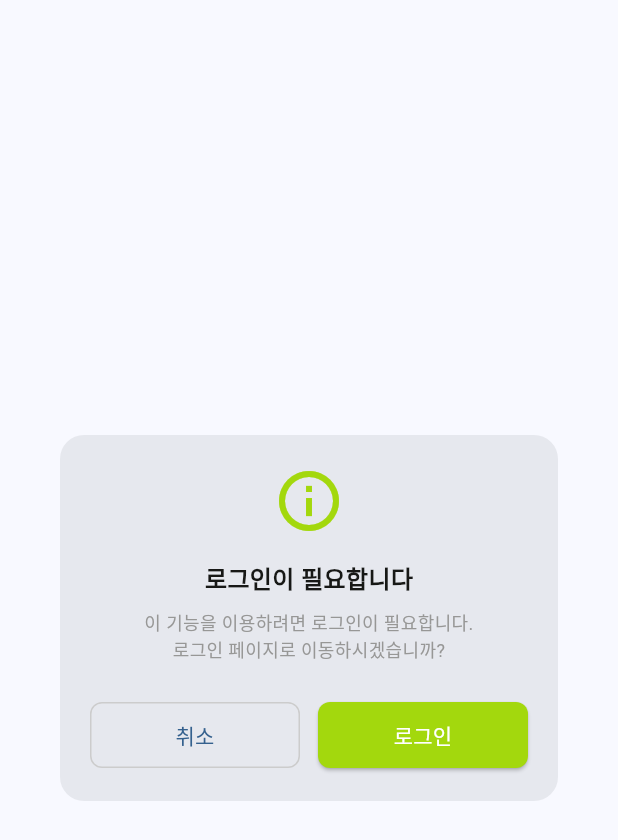
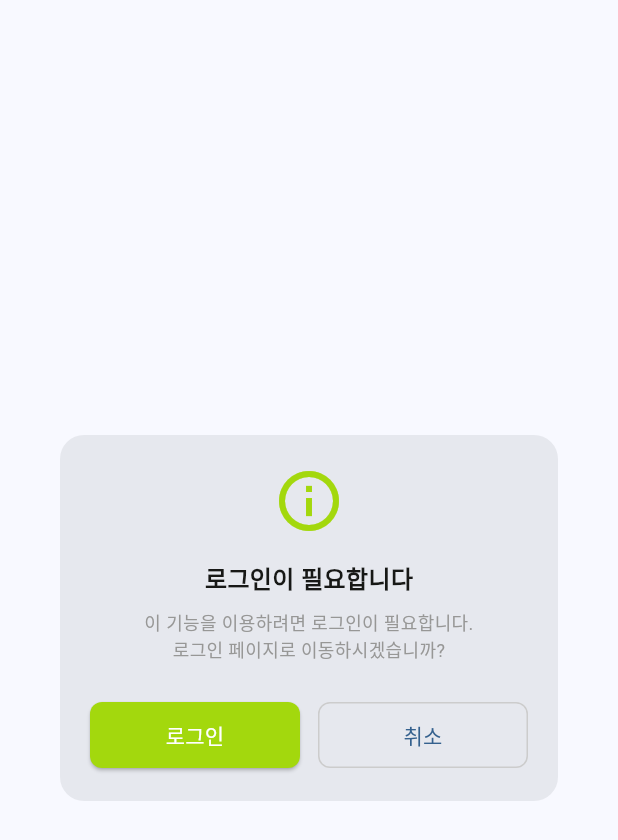
Before and after one commit to zeeeyeon/EcoFundia, a Flutter app: the LoginRequiredModal widget shown alone on an empty page, opened directly, on a phone screen of 412 x 824 dp. Shown: the top 840 px of the screen. Run offline on Flutter 3.47's test engine with Material 3 defaults, Android fonts, the phone set to English and light mode, and no system bars; our stand-ins replace dio, equatable, flutter_riverpod, flutter_secure_storage, go_router, google_fonts and 4 more; accounts and stored records are empty; network calls fail; Roboto replaces fonts that are missing (Space Grotesk).

```diff
--- a/front/lib/core/ui/widgets/login_required_modal.dart
+++ b/front/lib/core/ui/widgets/login_required_modal.dart
@@ -40,20 +40,6 @@ class LoginRequiredModal extends StatelessWidget {
               mainAxisAlignment: MainAxisAlignment.spaceEvenly,
               children: [
                 Expanded(
-                  child: OutlinedButton(
-                    onPressed: () => Navigator.of(context).pop(),
-                    style: OutlinedButton.styleFrom(
-                      padding: const EdgeInsets.symmetric(vertical: 12),
-                      shape: RoundedRectangleBorder(
-                        borderRadius: BorderRadius.circular(8),
-                      ),
-                      side: const BorderSide(color: AppColors.lightGrey),
-                    ),
-                    child: const Text('취소'),
-                  ),
-                ),
-                const SizedBox(width: 12),
-                Expanded(
                   child: ElevatedButton(
                     onPressed: () {
                       Navigator.of(context).pop();
@@ -72,6 +58,20 @@ class LoginRequiredModal extends StatelessWidget {
                     ),
                   ),
                 ),
+                const SizedBox(width: 12),
+                Expanded(
+                  child: OutlinedButton(
+                    onPressed: () => Navigator.of(context).pop(),
+                    style: OutlinedButton.styleFrom(
+                      padding: const EdgeInsets.symmetric(vertical: 12),
+                      shape: RoundedRectangleBorder(
+                        borderRadius: BorderRadius.circular(8),
+                      ),
+                      side: const BorderSide(color: AppColors.lightGrey),
+                    ),
+                    child: const Text('취소'),
+                  ),
+                ),
               ],
             ),
           ],
```
Also changed, not shown: front/lib/features/auth/ui/view_model/auth_view_model.dart (+11 -2 lines).
